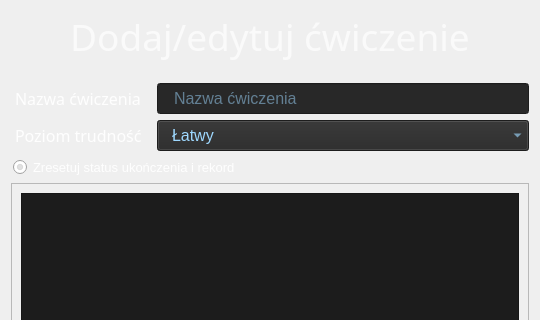
First picture: the form in AddEditExerciseDialog.ui, repository SiekamCebule/szybkie-pisanie, before the edit; both pictures show x 0 to 540 and y 0 to 320 of the 540 by 596 pixel window.
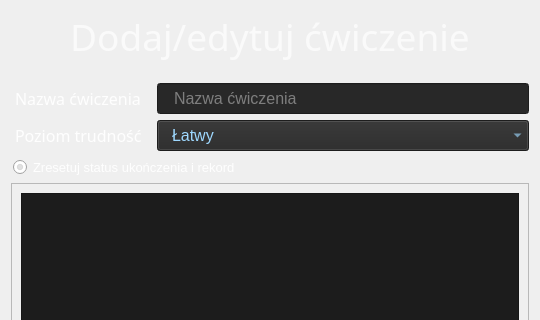
Second picture: the form after the edit.

```diff
--- a/AddEditExerciseDialog.ui
+++ b/AddEditExerciseDialog.ui
@@ -83,7 +83,7 @@
         <string notr="true">QLineEdit{
 padding: 4px;
 padding-left: 14px;
-color: rgb(158, 216, 255);
+color: lightGray;
 background-color: rgb(40, 40, 40);
 }</string>
        </property>
```
Left out of the diff: 3 changed lines with no effect on the pictures.
